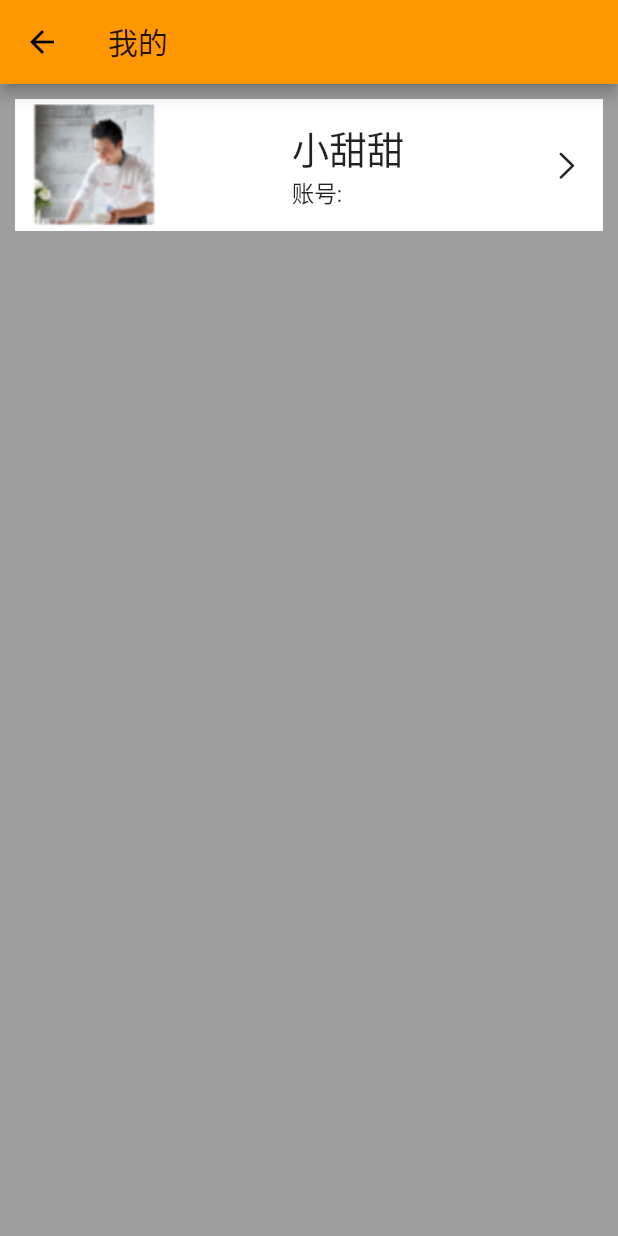
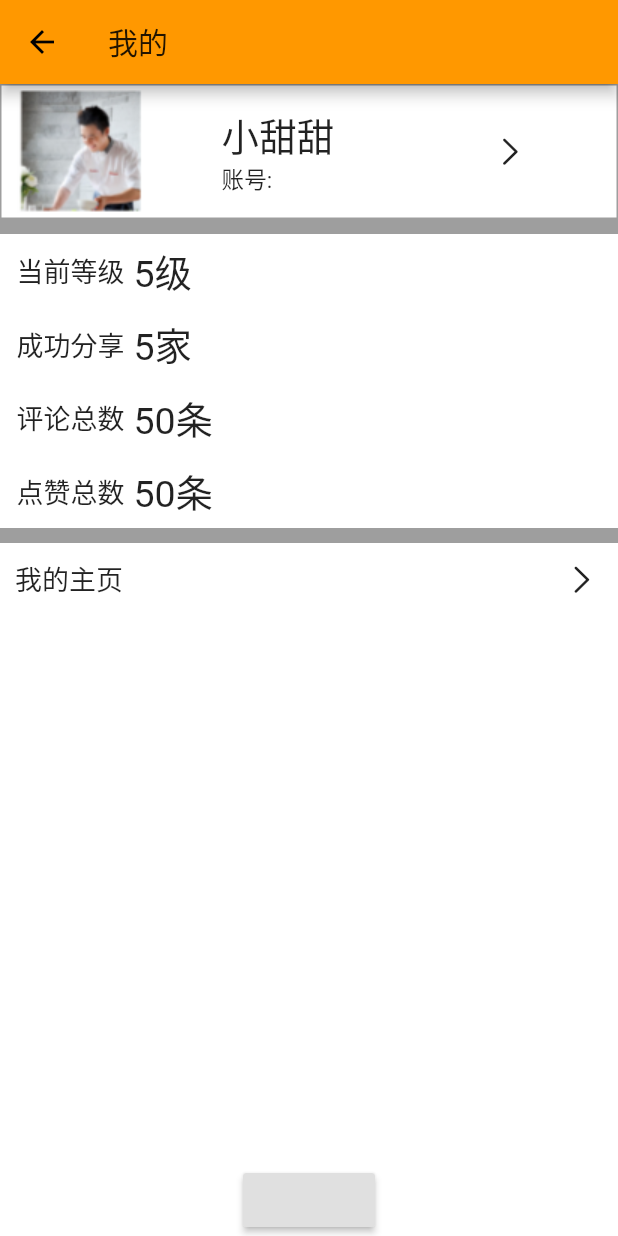
Before and after one commit to qingshanyuluo/laotao, a Flutter app: the PersonalPage screen opened directly, on a phone screen of 412 x 824 dp. Run offline on Flutter 3.47's test engine with Material 2 defaults, Android fonts, the phone set to English and light mode, and no system bars; our stand-ins replace dio, flutter_swiper, fluttertoast, image_picker, shared_preferences, smooth_star_rating; missing offline and left inert: provide; accounts and stored records are empty; Roboto replaces fonts that are missing (Montserrat); statements that could not run were skipped.

Commit message:
add personal

```diff
--- a/lib/page/main/personal.dart
+++ b/lib/page/main/personal.dart
@@ -32,12 +32,15 @@ class _PersonalPageState extends State<PersonalPage> {
             child: Column(
               children: <Widget>[
                 Container(
-                  margin: EdgeInsets.all(10),
+                  margin: EdgeInsets.all(1),
                   color: Colors.white,
                   child: Row(
-                    mainAxisAlignment: MainAxisAlignment.spaceBetween,
+                    mainAxisAlignment: MainAxisAlignment.start,
                     children: <Widget>[
                     Container(child: Image.asset("img/tou.png"),padding: EdgeInsets.fromLTRB(10, 3, 3, 3),),
+                    Expanded(child: Row(
+                      mainAxisAlignment: MainAxisAlignment.spaceAround,
+                      children: <Widget>[
                         Container(child: Container(
                           // padding: EdgeInsets.fromLTRB(10, 0, 0, 0),
                           child: Column(
@@ -52,8 +55,45 @@ class _PersonalPageState extends State<PersonalPage> {
                           icon: Icon(CupertinoIcons.right_chevron),
                           onPressed: login,
                         )
+                      ],
+                    ),)
+                  ],),
+                ),
+                Container(
+                  margin: EdgeInsets.fromLTRB(0, 10, 0, 0),
+                  color: Colors.white,
+                  child: Column(
+                    children: <Widget>[
+                      SingleItem(string1: "当前等级", string2: "5级",),
+                      SingleItem(string1: "成功分享", string2: "5家",),
+                      SingleItem(string1: "评论总数", string2: "50条",),
+                      SingleItem(string1: "点赞总数", string2: "50条",),
+                    ],
+                  ),
+                ),
+                Expanded(
+                  child: Container(
+                    margin: EdgeInsets.fromLTRB(0, 10, 0, 0),
+                    color: Colors.white,
+                    child: Column(
+                      mainAxisAlignment: MainAxisAlignment.spaceBetween,
+                      children: <Widget>[
+                        Row(
+                          mainAxisAlignment: MainAxisAlignment.spaceBetween,
+                          crossAxisAlignment: CrossAxisAlignment.start,
+                          children: <Widget>[
+                            Container(padding: EdgeInsets.all(10), child: Text("我的主页", style: TextStyle(fontSize: 18),),),
+                            IconButton(icon: Icon(CupertinoIcons.right_chevron), onPressed: toPersonalHomePage,)
+                          ],
+                        ),
+                        RaisedButton(
+                          onPressed: login,
+                          // shape: CircleBorder(side: ),
+                        )
+                      ],
 
-                  ],),
+                    ),
+                  )
                 )
               ],
             ),
@@ -70,4 +110,32 @@ class _PersonalPageState extends State<PersonalPage> {
       }
     ));
   }
+
+  void toPersonalHomePage(){
+    Navigator.push(context, MaterialPageRoute(
+      builder: (context){
+        return LandRPage();
       }
+    ));
+  }
+}
+
+class SingleItem extends StatelessWidget {
+  final String string1;
+  final String string2;
+  const SingleItem({Key key,this.string1, this.string2}) : super(key: key);
+
+  @override
+  Widget build(BuildContext context) {
+    return Container(
+      padding: EdgeInsets.all(5),
+      child: Row(
+        mainAxisAlignment: MainAxisAlignment.start,
+        children: <Widget>[
+          Container(padding: EdgeInsets.all(6), child: Text(string1, style: TextStyle(fontSize: 18),),),
+          Container(child: Text(string2, style: TextStyle(fontSize: 25),),)
+        ],
+      ),
+    );
+  }
+}
```
Lines whose indentation alone changed are shown as unchanged.
